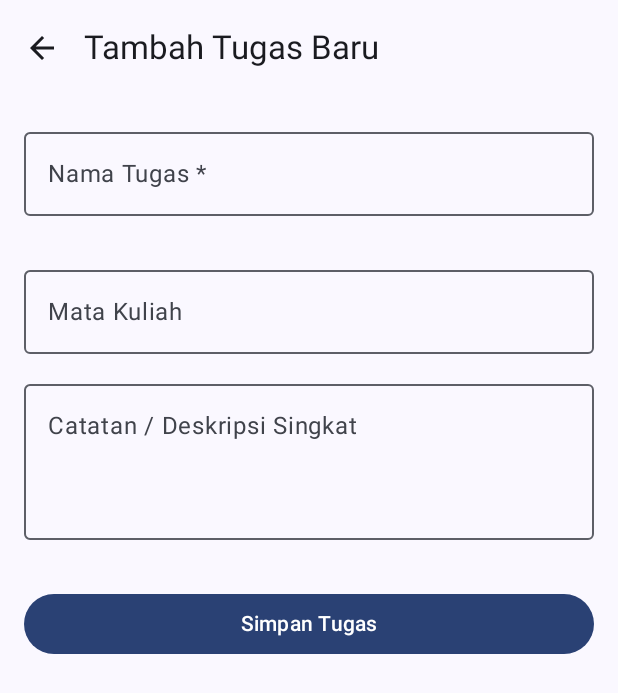
After one commit to adhammmaula/PBUTS_TugasKu_AdhamMaula, an Android app built with Jetpack Compose: the composable FormTugasScreen called with empty values, on a phone screen of 412 x 824 dp. The commit adds this screen. Shown: the top 693 px of the screen. Run offline under Robolectric (Android 15) with nearby library versions, the phone set to English and light mode, and no system bars.

Commit message:
feat(ui): selesaikan layar daftar, detail, form, dan navigasi aplikasi

```diff
--- /dev/null
+++ b/app/src/main/java/com/example/tugasku_adhammaula_0102524001/ui/screens/FormTugasScreen.kt
@@ -0,0 +1,118 @@
+package com.example.tugasku_adhammaula_0102524001.ui.screens
+
+import androidx.compose.foundation.layout.*
+import androidx.compose.material.icons.Icons
+import androidx.compose.material.icons.automirrored.filled.ArrowBack
+import androidx.compose.material3.*
+import androidx.compose.runtime.*
+import androidx.compose.ui.Modifier
+import androidx.compose.ui.unit.dp
+import com.example.tugasku_adhammaula_0102524001.ui.viewmodel.TugasViewModel
+import kotlinx.coroutines.flow.flowOf
+
+@OptIn(ExperimentalMaterial3Api::class)
+@Composable
+fun FormTugasScreen(
+    tugasId: Int?,
+    viewModel: TugasViewModel,
+    onNavigateBack: () -> Unit
+) {
+    val isEditMode = tugasId != null && tugasId != -1
+    val existingTugas by (if (isEditMode) viewModel.getTugasById(tugasId!!) else remember { flowOf(null) })
+        .collectAsState(initial = null)
+
+    var namaTugas by remember { mutableStateOf("") }
+    var mataKuliah by remember { mutableStateOf("") }
+    var catatan by remember { mutableStateOf("") }
+    var isInitialized by remember { mutableStateOf(false) }
+    var errorMessage by remember { mutableStateOf<String?>(null) }
+
+    LaunchedEffect(existingTugas) {
+        if (isEditMode && existingTugas != null && !isInitialized) {
+            namaTugas = existingTugas!!.namaTugas
+            mataKuliah = existingTugas!!.mataKuliah
+            catatan = existingTugas!!.catatan
+            isInitialized = true
+        }
+    }
+
+    Scaffold(
+        topBar = {
+            TopAppBar(
+                title = { Text(if (isEditMode) "Ubah Tugas" else "Tambah Tugas Baru") },
+                navigationIcon = {
+                    IconButton(onClick = onNavigateBack) {
+                        Icon(Icons.AutoMirrored.Filled.ArrowBack, contentDescription = "Kembali")
+                    }
+                }
+            )
+        }
+    ) { innerPadding ->
+        Column(
+            modifier = Modifier
+                .fillMaxSize()
+                .padding(innerPadding)
+                .padding(16.dp),
+            verticalArrangement = Arrangement.spacedBy(12.dp)
+        ) {
+            OutlinedTextField(
+                value = namaTugas,
+                onValueChange = {
+                    namaTugas = it
+                    if (it.isNotBlank()) errorMessage = null
+                },
+                label = { Text("Nama Tugas *") },
+                isError = errorMessage != null,
+                supportingText = {
+                    if (errorMessage != null) {
+                        Text(text = errorMessage!!, color = MaterialTheme.colorScheme.error)
+                    }
+                },
+                modifier = Modifier.fillMaxWidth(),
+                singleLine = true
+            )
+
+            OutlinedTextField(
+                value = mataKuliah,
+                onValueChange = { mataKuliah = it },
+                label = { Text("Mata Kuliah") },
+                modifier = Modifier.fillMaxWidth(),
+                singleLine = true
+            )
+
+            OutlinedTextField(
+                value = catatan,
+                onValueChange = { catatan = it },
+                label = { Text("Catatan / Deskripsi Singkat") },
+                modifier = Modifier.fillMaxWidth(),
+                minLines = 3
+            )
+
+            Spacer(modifier = Modifier.height(8.dp))
+
+            Button(
+                onClick = {
+                    if (namaTugas.isBlank()) {
+                        errorMessage = "Nama tugas wajib diisi dan tidak boleh kosong!"
+                    } else {
+                        if (isEditMode && existingTugas != null) {
+                            viewModel.updateTugas(
+                                existingTugas!!.copy(
+                                    namaTugas = namaTugas.trim(),
+                                    mataKuliah = mataKuliah.trim(),
+                                    catatan = catatan.trim()
+                                )
+                            )
+                        } else {
+                            viewModel.tambahTugas(namaTugas, mataKuliah, catatan)
+                        }
+                        onNavigateBack()
+                    }
+                },
+                modifier = Modifier.fillMaxWidth()
+            ) {
+                Text(if (isEditMode) "Simpan Perubahan" else "Simpan Tugas")
+            }
+        }
+    }
+}
--- a/gradle.properties
+++ b/gradle.properties
@@ -17,3 +17,4 @@ org.gradle.jvmargs=-Xmx2048m -Dfile.encoding=UTF-8
 org.gradle.configuration-cache=true
 # Kotlin code style for this project: "official" or "obsolete":
 kotlin.code.style=official
+android.disallowKotlinSourceSets=false
```
Also changed, not shown: app/src/main/java/com/example/tugasku_adhammaula_0102524001/MainActivity.kt (+15 -31 lines), app/src/main/java/com/example/tugasku_adhammaula_0102524001/ui/navigation/AppNavigation.kt (added, +52 -0 lines), app/src/main/java/com/example/tugasku_adhammaula_0102524001/ui/screens/DaftarTugasScreen.kt (added, +176 -0 lines), app/src/main/java/com/example/tugasku_adhammaula_0102524001/ui/screens/DetailTugasScreen.kt (added, +127 -0 lines).
